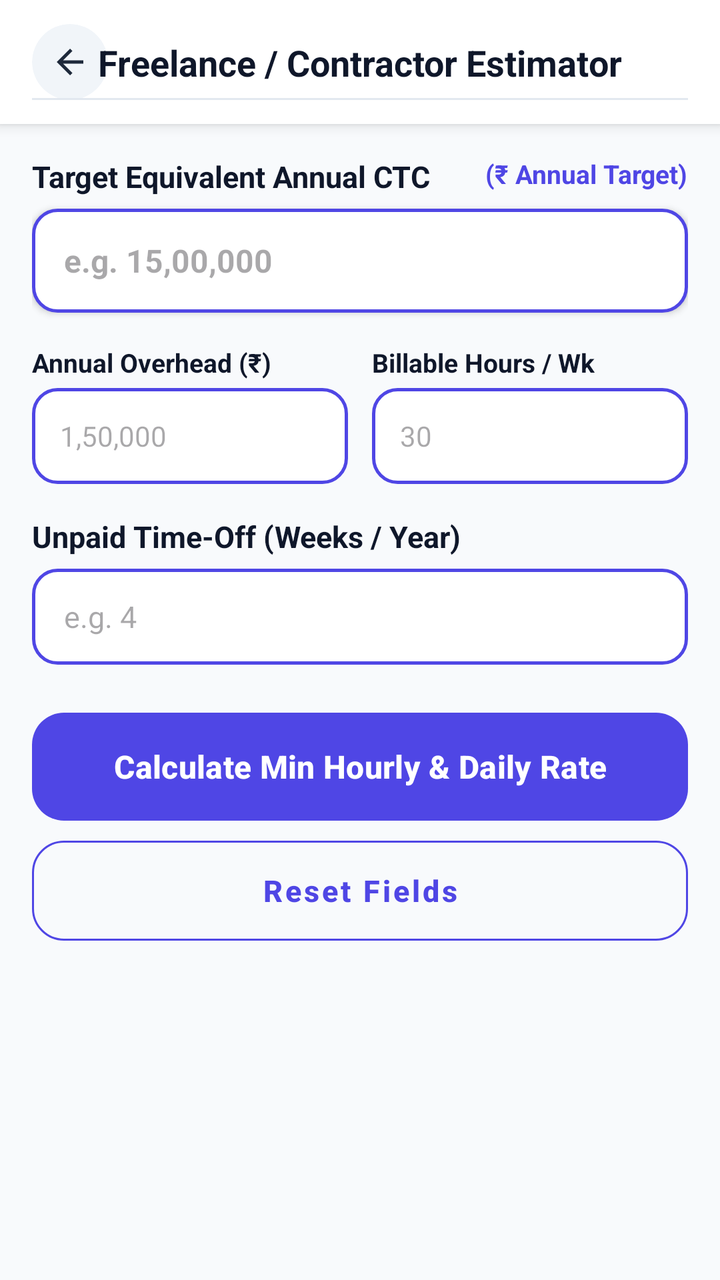
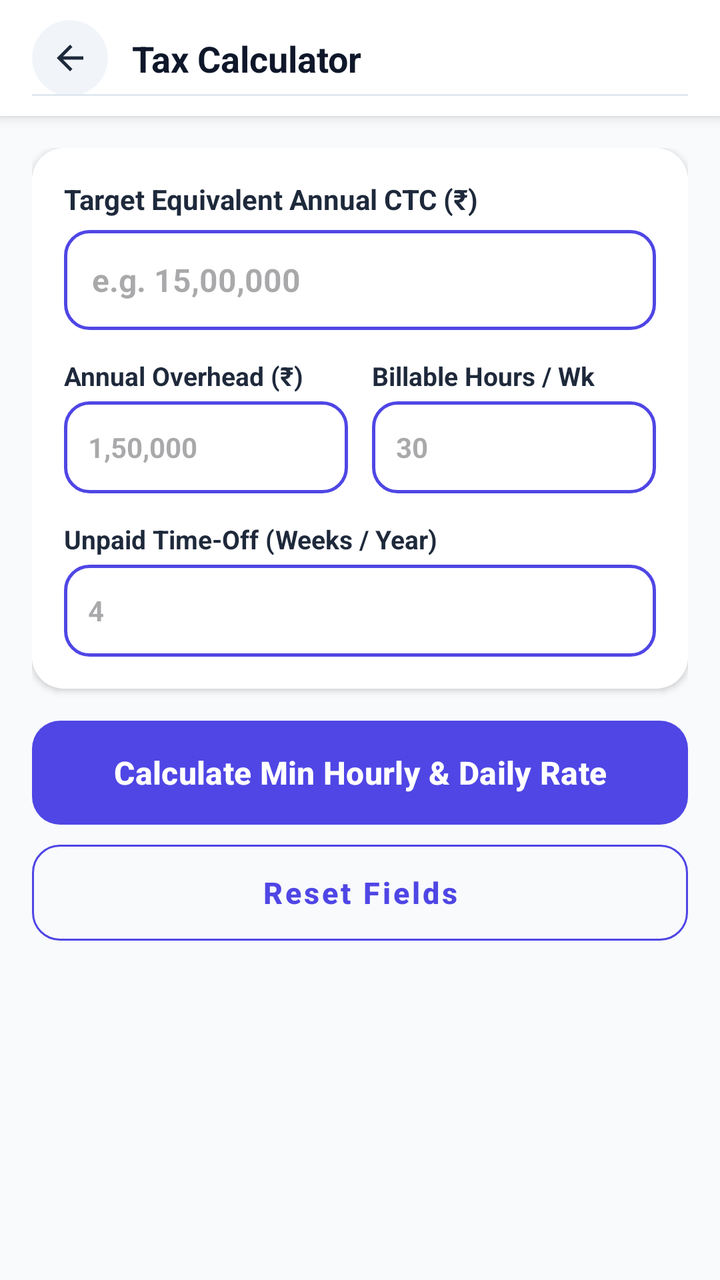

Two renders of the same Android screen: before a commit and after it. Below are the layout's source before the change and the commit's diff.
<!-- AndroidManifest.xml: application theme Theme.Calculatoremi -->
<!-- res/layout/activity_freelance_rate_estimator.xml -->
<?xml version="1.0" encoding="utf-8"?>
<LinearLayout xmlns:android="http://schemas.android.com/apk/res/android"
    xmlns:app="http://schemas.android.com/apk/res-auto"
    android:layout_width="match_parent"
    android:layout_height="match_parent"
    android:background="#F8FAFC"
    android:orientation="vertical">

    
    <androidx.constraintlayout.widget.ConstraintLayout
        android:id="@+id/calculatorHeader"
        android:layout_width="match_parent"
        android:layout_height="wrap_content"
        android:minHeight="55dp"
        android:background="@android:color/white"
        android:elevation="4dp"
        android:paddingStart="16dp"
        android:paddingTop="12dp"
        android:paddingEnd="16dp"
        android:paddingBottom="12dp">

        <com.google.android.material.card.MaterialCardView
            android:id="@+id/btnBackContainer"
            android:layout_width="38dp"
            android:layout_height="38dp"
            app:cardBackgroundColor="#F1F5F9"
            app:cardCornerRadius="19dp"
            app:cardElevation="0dp"
            app:strokeWidth="0dp"
            app:layout_constraintBottom_toBottomOf="parent"
            app:layout_constraintStart_toStartOf="parent"
            app:layout_constraintTop_toTopOf="parent">

            <ImageView
                android:id="@+id/btnBack"
                android:layout_width="20dp"
                android:layout_height="20dp"
                android:layout_gravity="center"
                android:src="@drawable/ic_arrow_back"
                app:tint="#1E293B" />
        </com.google.android.material.card.MaterialCardView>

        <TextView
            android:id="@+id/txtTitle"
            android:layout_width="wrap_content"
            android:layout_height="wrap_content"
            android:text="Freelance / Contractor Estimator"
            android:textColor="#0F172A"
            android:textSize="18sp"
            android:textStyle="bold"
            app:layout_constraintBottom_toBottomOf="parent"
            app:layout_constraintEnd_toEndOf="parent"
            app:layout_constraintStart_toStartOf="parent"
            app:layout_constraintTop_toTopOf="parent" />

        <View
            android:layout_width="match_parent"
            android:layout_height="1dp"
            android:background="#E2E8F0"
            app:layout_constraintBottom_toBottomOf="parent" />

    </androidx.constraintlayout.widget.ConstraintLayout>

    
    <androidx.core.widget.NestedScrollView
        android:layout_width="match_parent"
        android:layout_height="match_parent"
        android:clipToPadding="false"
        android:paddingBottom="40dp"
        android:fillViewport="true">

        <LinearLayout
            android:layout_width="match_parent"
            android:layout_height="wrap_content"
            android:orientation="vertical"
            android:padding="16dp">

            
            <RelativeLayout
                android:layout_width="match_parent"
                android:layout_height="wrap_content"
                android:layout_marginBottom="6dp">

                <TextView
                    android:layout_width="wrap_content"
                    android:layout_height="wrap_content"
                    android:layout_alignParentStart="true"
                    android:text="Target Equivalent Annual CTC"
                    android:textColor="#0F172A"
                    android:textSize="15sp"
                    android:textStyle="bold" />

                <TextView
                    android:layout_width="wrap_content"
                    android:layout_height="wrap_content"
                    android:layout_alignParentEnd="true"
                    android:text="(₹ Annual Target)"
                    android:textColor="@color/primary"
                    android:textSize="13sp"
                    android:textStyle="bold" />
            </RelativeLayout>

            <EditText
                android:id="@+id/etTargetAnnualCtc"
                android:layout_width="match_parent"
                android:layout_height="52dp"
                android:background="@drawable/numeric_input_border"
                android:elevation="2dp"
                android:hint="e.g. 15,00,000"
                android:inputType="numberDecimal"
                android:paddingHorizontal="16dp"
                android:textColor="#0F172A"
                android:textSize="16sp"
                android:textStyle="bold" />

            
            <LinearLayout
                android:layout_width="match_parent"
                android:layout_height="wrap_content"
                android:layout_marginTop="16dp"
                android:orientation="horizontal">

                <LinearLayout
                    android:layout_width="0dp"
                    android:layout_height="wrap_content"
                    android:layout_weight="1"
                    android:layout_marginEnd="6dp"
                    android:orientation="vertical">

                    <TextView
                        android:layout_width="wrap_content"
                        android:layout_height="wrap_content"
                        android:layout_marginBottom="4dp"
                        android:text="Annual Overhead (₹)"
                        android:textColor="#0F172A"
                        android:textSize="13sp"
                        android:textStyle="bold" />

                    <EditText
                        android:id="@+id/etAnnualOverhead"
                        android:layout_width="match_parent"
                        android:layout_height="48dp"
                        android:background="@drawable/numeric_input_border"
                        android:hint="1,50,000"
                        android:inputType="numberDecimal"
                        android:paddingHorizontal="14dp"
                        android:textColor="#0F172A"
                        android:textSize="14sp" />
                </LinearLayout>

                <LinearLayout
                    android:layout_width="0dp"
                    android:layout_height="wrap_content"
                    android:layout_weight="1"
                    android:layout_marginStart="6dp"
                    android:orientation="vertical">

                    <TextView
                        android:layout_width="wrap_content"
                        android:layout_height="wrap_content"
                        android:layout_marginBottom="4dp"
                        android:text="Billable Hours / Wk"
                        android:textColor="#0F172A"
                        android:textSize="13sp"
                        android:textStyle="bold" />

                    <EditText
                        android:id="@+id/etBillableHoursPerWeek"
                        android:layout_width="match_parent"
                        android:layout_height="48dp"
                        android:background="@drawable/numeric_input_border"
                        android:hint="30"
                        android:inputType="number"
                        android:paddingHorizontal="14dp"
                        android:textColor="#0F172A"
                        android:textSize="14sp" />
                </LinearLayout>
            </LinearLayout>

            
            <TextView
                android:layout_width="wrap_content"
                android:layout_height="wrap_content"
                android:layout_marginTop="16dp"
                android:layout_marginBottom="6dp"
                android:text="Unpaid Time-Off (Weeks / Year)"
                android:textColor="#0F172A"
                android:textSize="15sp"
                android:textStyle="bold" />

            <EditText
                android:id="@+id/etUnpaidVacationWeeks"
                android:layout_width="match_parent"
                android:layout_height="48dp"
                android:layout_marginBottom="24dp"
                android:background="@drawable/numeric_input_border"
                android:hint="e.g. 4"
                android:inputType="number"
                android:paddingHorizontal="16dp"
                android:textColor="#0F172A"
                android:textSize="15sp" />

            
            <com.google.android.material.button.MaterialButton
                android:id="@+id/btnCalculate"
                android:layout_width="match_parent"
                android:layout_height="54dp"
                android:text="Calculate Min Hourly &amp; Daily Rate"
                android:textAllCaps="false"
                android:textColor="#FFFFFF"
                android:textSize="16sp"
                android:textStyle="bold"
                android:insetTop="0dp"
                android:insetBottom="0dp"
                app:backgroundTint="@color/primary"
                app:cornerRadius="16dp" />

            <com.google.android.material.button.MaterialButton
                android:id="@+id/btnReset"
                style="@style/Widget.MaterialComponents.Button.OutlinedButton"
                android:layout_width="match_parent"
                android:layout_height="50dp"
                android:layout_marginTop="10dp"
                android:text="Reset Fields"
                android:textAllCaps="false"
                android:textColor="@color/primary"
                android:textSize="15sp"
                android:textStyle="bold"
                android:insetTop="0dp"
                android:insetBottom="0dp"
                app:cornerRadius="16dp"
                app:strokeColor="@color/primary" />

        </LinearLayout>
    </androidx.core.widget.NestedScrollView>

</LinearLayout>
<!-- resources referenced by this layout -->
<resources>
  <color name="primary">#4F46E5</color>
  <!-- drawable ic_arrow_back (drawable) -->
  <vector xmlns:android="http://schemas.android.com/apk/res/android"
      android:width="24dp"
      android:height="24dp"
      android:viewportWidth="960"
      android:viewportHeight="960">
    <path
        android:pathData="m313,520 l224,224 -57,56 -320,-320 320,-320 57,56 -224,224h487v80L313,520Z"
        android:fillColor="#e3e3e3"/>
  </vector>
  <!-- drawable numeric_input_border (drawable) -->
  <?xml version="1.0" encoding="utf-8"?>
  <shape xmlns:android="http://schemas.android.com/apk/res/android"
      android:shape="rectangle">
  
      <solid android:color="@color/white"/>
  
      <stroke
          android:width="1.5dp"
          android:color="#4F46E5"/>
  
      <corners android:radius="12dp"/>
  </shape>
  <style name="Theme.Calculatoremi" parent="Base.Theme.Calculatoremi" />
  <color name="white">#FFFFFFFF</color>
  <style name="Base.Theme.Calculatoremi" parent="Theme.Material3.DayNight.NoActionBar">
          <item name="android:statusBarColor">@android:color/transparent</item>
          <item name="android:navigationBarColor">@android:color/transparent</item>
          <item name="android:windowLightStatusBar">false</item>
          <item name="android:windowLightNavigationBar">true</item>
          <item name="colorPrimary">@color/primary</item>
          <item name="colorOnPrimary">#FFFFFF</item>
          <item name="colorSecondary">@color/gradient_accent</item>
          <item name="colorOnSecondary">#FFFFFF</item>
      </style>
  <color name="gradient_accent">#818CF8</color>
</resources>

<!-- the commit's change to res/layout/activity_freelance_rate_estimator.xml (unified diff, before → after) -->
@@ -7,62 +7,11 @@
     android:orientation="vertical">
 
     
-    <androidx.constraintlayout.widget.ConstraintLayout
-        android:id="@+id/calculatorHeader"
-        android:layout_width="match_parent"
-        android:layout_height="wrap_content"
-        android:minHeight="55dp"
-        android:background="@android:color/white"
-        android:elevation="4dp"
-        android:paddingStart="16dp"
-        android:paddingTop="12dp"
-        android:paddingEnd="16dp"
-        android:paddingBottom="12dp">
-
-        <com.google.android.material.card.MaterialCardView
-            android:id="@+id/btnBackContainer"
-            android:layout_width="38dp"
-            android:layout_height="38dp"
-            app:cardBackgroundColor="#F1F5F9"
-            app:cardCornerRadius="19dp"
-            app:cardElevation="0dp"
-            app:strokeWidth="0dp"
-            app:layout_constraintBottom_toBottomOf="parent"
-            app:layout_constraintStart_toStartOf="parent"
-            app:layout_constraintTop_toTopOf="parent">
-
-            <ImageView
-                android:id="@+id/btnBack"
-                android:layout_width="20dp"
-                android:layout_height="20dp"
-                android:layout_gravity="center"
-                android:src="@drawable/ic_arrow_back"
-                app:tint="#1E293B" />
-        </com.google.android.material.card.MaterialCardView>
-
-        <TextView
-            android:id="@+id/txtTitle"
-            android:layout_width="wrap_content"
-            android:layout_height="wrap_content"
-            android:text="Freelance / Contractor Estimator"
-            android:textColor="#0F172A"
-            android:textSize="18sp"
-            android:textStyle="bold"
-            app:layout_constraintBottom_toBottomOf="parent"
-            app:layout_constraintEnd_toEndOf="parent"
-            app:layout_constraintStart_toStartOf="parent"
-            app:layout_constraintTop_toTopOf="parent" />
-
-        <View
-            android:layout_width="match_parent"
-            android:layout_height="1dp"
-            android:background="#E2E8F0"
-            app:layout_constraintBottom_toBottomOf="parent" />
-
-    </androidx.constraintlayout.widget.ConstraintLayout>
+    <include layout="@layout/layout_calculator_header" />
 
     
     <androidx.core.widget.NestedScrollView
+        android:id="@+id/centerBodyLayout"
         android:layout_width="match_parent"
         android:layout_height="match_parent"
         android:clipToPadding="false"
@@ -76,135 +25,139 @@
             android:padding="16dp">
 
             
-            <RelativeLayout
+            <com.google.android.material.card.MaterialCardView
                 android:layout_width="match_parent"
                 android:layout_height="wrap_content"
-                android:layout_marginBottom="6dp">
-
-                <TextView
-                    android:layout_width="wrap_content"
+                app:cardCornerRadius="16dp"
+                app:cardElevation="2dp"
+                app:strokeWidth="0dp"
+                android:layout_marginBottom="16dp">
+
+                <LinearLayout
+                    android:layout_width="match_parent"
                     android:layout_height="wrap_content"
-                    android:layout_alignParentStart="true"
-                    android:text="Target Equivalent Annual CTC"
-                    android:textColor="#0F172A"
-                    android:textSize="15sp"
-                    android:textStyle="bold" />
-
-                <TextView
-                    android:layout_width="wrap_content"
-                    android:layout_height="wrap_content"
-                    android:layout_alignParentEnd="true"
-                    android:text="(₹ Annual Target)"
-                    android:textColor="@color/primary"
-                    android:textSize="13sp"
-                    android:textStyle="bold" />
-            </RelativeLayout>
-
-            <EditText
-                android:id="@+id/etTargetAnnualCtc"
-                android:layout_width="match_parent"
-                android:layout_height="52dp"
-                android:background="@drawable/numeric_input_border"
-                android:elevation="2dp"
-                android:hint="e.g. 15,00,000"
-                android:inputType="numberDecimal"
-                android:paddingHorizontal="16dp"
-                android:textColor="#0F172A"
-                android:textSize="16sp"
-                android:textStyle="bold" />
-
-            
-            <LinearLayout
-                android:layout_width="match_parent"
-                android:layout_height="wrap_content"
-                android:layout_marginTop="16dp"
-                android:orientation="horizontal">
-
-                <LinearLayout
-                    android:layout_width="0dp"
-                    android:layout_height="wrap_content"
-                    android:layout_weight="1"
-                    android:layout_marginEnd="6dp"
-                    android:orientation="vertical">
+                    android:orientation="vertical"
+                    android:background="@android:color/white"
+                    android:padding="16dp">
 
                     <TextView
                         android:layout_width="wrap_content"
                         android:layout_height="wrap_content"
-                        android:layout_marginBottom="4dp"
-                        android:text="Annual Overhead (₹)"
-                        android:textColor="#0F172A"
-                        android:textSize="13sp"
+                        android:text="Target Equivalent Annual CTC (₹)"
+                        android:textColor="#1E293B"
+                        android:textSize="14sp"
                         android:textStyle="bold" />
 
                     <EditText
-                        android:id="@+id/etAnnualOverhead"
+                        android:id="@+id/etTargetAnnualCtc"
                         android:layout_width="match_parent"
-                        android:layout_height="48dp"
+                        android:layout_height="50dp"
+                        android:layout_marginTop="6dp"
                         android:background="@drawable/numeric_input_border"
-                        android:hint="1,50,000"
+                        android:hint="e.g. 15,00,000"
                         android:inputType="numberDecimal"
                         android:paddingHorizontal="14dp"
                         android:textColor="#0F172A"
-                        android:textSize="14sp" />
-                </LinearLayout>
-
-                <LinearLayout
-                    android:layout_width="0dp"
-                    android:layout_height="wrap_content"
-                    android:layout_weight="1"
-                    android:layout_marginStart="6dp"
-                    android:orientation="vertical">
+                        android:textSize="16sp"
+                        android:textStyle="bold" />
+
+                    <LinearLayout
+                        android:layout_width="match_parent"
+                        android:layout_height="wrap_content"
+                        android:layout_marginTop="14dp"
+                        android:orientation="horizontal">
+
+                        <LinearLayout
+                            android:layout_width="0dp"
+                            android:layout_height="wrap_content"
+                            android:layout_weight="1"
+                            android:layout_marginEnd="6dp"
+                            android:orientation="vertical">
+
+                            <TextView
+                                android:layout_width="wrap_content"
+                                android:layout_height="wrap_content"
+                                android:text="Annual Overhead (₹)"
+                                android:textColor="#1E293B"
+                                android:textSize="13sp"
+                                android:textStyle="bold" />
+
+                            <EditText
+                                android:id="@+id/etAnnualOverhead"
+                                android:layout_width="match_parent"
+                                android:layout_height="46dp"
+                                android:layout_marginTop="4dp"
+                                android:background="@drawable/numeric_input_border"
+                                android:hint="1,50,000"
+                                android:inputType="numberDecimal"
+                                android:paddingHorizontal="12dp"
+                                android:textColor="#0F172A"
+                                android:textSize="14sp"
+                                android:textStyle="bold" />
+                        </LinearLayout>
+
+                        <LinearLayout
+                            android:layout_width="0dp"
+                            android:layout_height="wrap_content"
+                            android:layout_weight="1"
+                            android:layout_marginStart="6dp"
+                            android:orientation="vertical">
+
+                            <TextView
+                                android:layout_width="wrap_content"
+                                android:layout_height="wrap_content"
+                                android:text="Billable Hours / Wk"
+                                android:textColor="#1E293B"
+                                android:textSize="13sp"
+                                android:textStyle="bold" />
+
+                            <EditText
+                                android:id="@+id/etBillableHoursPerWeek"
+                                android:layout_width="match_parent"
+                                android:layout_height="46dp"
+                                android:layout_marginTop="4dp"
+                                android:background="@drawable/numeric_input_border"
+                                android:hint="30"
+                                android:inputType="number"
+                                android:paddingHorizontal="12dp"
+                                android:textColor="#0F172A"
+                                android:textSize="14sp"
+                                android:textStyle="bold" />
+                        </LinearLayout>
+                    </LinearLayout>
 
                     <TextView
                         android:layout_width="wrap_content"
                         android:layout_height="wrap_content"
-                        android:layout_marginBottom="4dp"
-                        android:text="Billable Hours / Wk"
+                        android:layout_marginTop="14dp"
+                        android:text="Unpaid Time-Off (Weeks / Year)"
+                        android:textColor="#1E293B"
+                        android:textSize="13sp"
+                        android:textStyle="bold" />
+
+                    <EditText
+                        android:id="@+id/etUnpaidVacationWeeks"
+                        android:layout_width="match_parent"
+                        android:layout_height="46dp"
+                        android:layout_marginTop="4dp"
+                        android:background="@drawable/numeric_input_border"
+                        android:hint="4"
+                        android:inputType="number"
+                        android:paddingHorizontal="12dp"
                         android:textColor="#0F172A"
-                        android:textSize="13sp"
-                        android:textStyle="bold" />
-
-                    <EditText
-                        android:id="@+id/etBillableHoursPerWeek"
-                        android:layout_width="match_parent"
-                        android:layout_height="48dp"
-                        android:background="@drawable/numeric_input_border"
-                        android:hint="30"
-                        android:inputType="number"
-                        android:paddingHorizontal="14dp"
-                        android:textColor="#0F172A"
-                        android:textSize="14sp" />
+                        android:textSize="14sp"
+                        android:textStyle="bold" />
+
                 </LinearLayout>
-            </LinearLayout>
-
-            
-            <TextView
-                android:layout_width="wrap_content"
-                android:layout_height="wrap_content"
-                android:layout_marginTop="16dp"
-                android:layout_marginBottom="6dp"
-                android:text="Unpaid Time-Off (Weeks / Year)"
-                android:textColor="#0F172A"
-                android:textSize="15sp"
-                android:textStyle="bold" />
-
-            <EditText
-                android:id="@+id/etUnpaidVacationWeeks"
-                android:layout_width="match_parent"
-                android:layout_height="48dp"
-                android:layout_marginBottom="24dp"
-                android:background="@drawable/numeric_input_border"
-                android:hint="e.g. 4"
-                android:inputType="number"
-                android:paddingHorizontal="16dp"
-                android:textColor="#0F172A"
-                android:textSize="15sp" />
+            </com.google.android.material.card.MaterialCardView>
+
+
 
             
             <com.google.android.material.button.MaterialButton
                 android:id="@+id/btnCalculate"
                 android:layout_width="match_parent"
-                android:layout_height="54dp"
+                android:layout_height="52dp"
                 android:text="Calculate Min Hourly &amp; Daily Rate"
                 android:textAllCaps="false"
                 android:textColor="#FFFFFF"
@@ -213,13 +166,13 @@
                 android:insetTop="0dp"
                 android:insetBottom="0dp"
                 app:backgroundTint="@color/primary"
-                app:cornerRadius="16dp" />
+                app:cornerRadius="14dp" />
 
             <com.google.android.material.button.MaterialButton
                 android:id="@+id/btnReset"
                 style="@style/Widget.MaterialComponents.Button.OutlinedButton"
                 android:layout_width="match_parent"
-                android:layout_height="50dp"
+                android:layout_height="48dp"
                 android:layout_marginTop="10dp"
                 android:text="Reset Fields"
                 android:textAllCaps="false"
@@ -228,10 +181,70 @@
                 android:textStyle="bold"
                 android:insetTop="0dp"
                 android:insetBottom="0dp"
-                app:cornerRadius="16dp"
+                app:cornerRadius="14dp"
                 app:strokeColor="@color/primary" />
 
         </LinearLayout>
     </androidx.core.widget.NestedScrollView>
 
 </LinearLayout>
+<!-- res/layout/layout_calculator_header.xml (included above) -->
+<?xml version="1.0" encoding="utf-8"?>
+<androidx.constraintlayout.widget.ConstraintLayout xmlns:android="http://schemas.android.com/apk/res/android"
+    xmlns:app="http://schemas.android.com/apk/res-auto"
+    android:id="@+id/calculatorHeader"
+    android:layout_width="match_parent"
+    android:layout_height="wrap_content"
+    android:minHeight="56dp"
+    android:background="@android:color/white"
+    android:elevation="4dp"
+    android:paddingStart="16dp"
+    android:paddingEnd="16dp"
+    android:paddingTop="10dp"
+    android:paddingBottom="10dp">
+
+    <com.google.android.material.card.MaterialCardView
+        android:id="@+id/btnBackContainer"
+        android:layout_width="38dp"
+        android:layout_height="38dp"
+        app:cardBackgroundColor="#F1F5F9"
+        app:cardCornerRadius="19dp"
+        app:cardElevation="0dp"
+        app:strokeWidth="0dp"
+        app:layout_constraintBottom_toBottomOf="parent"
+        app:layout_constraintStart_toStartOf="parent"
+        app:layout_constraintTop_toTopOf="parent">
+
+        <ImageView
+            android:id="@+id/btnBack"
+            android:layout_width="20dp"
+            android:layout_height="20dp"
+            android:layout_gravity="center"
+            android:src="@drawable/ic_arrow_back"
+            app:tint="#1E293B" />
+    </com.google.android.material.card.MaterialCardView>
+
+    <TextView
+        android:id="@+id/txtTitle"
+        android:layout_width="0dp"
+        android:layout_height="wrap_content"
+        android:layout_marginStart="12dp"
+        android:layout_marginEnd="12dp"
+        android:text="Tax Calculator"
+        android:textColor="#0F172A"
+        android:textSize="18sp"
+        android:textStyle="bold"
+        android:maxLines="1"
+        android:ellipsize="end"
+        app:layout_constraintBottom_toBottomOf="parent"
+        app:layout_constraintEnd_toEndOf="parent"
+        app:layout_constraintStart_toEndOf="@id/btnBackContainer"
+        app:layout_constraintTop_toTopOf="parent" />
+
+    <View
+        android:layout_width="match_parent"
+        android:layout_height="1dp"
+        android:background="#E2E8F0"
+        app:layout_constraintBottom_toBottomOf="parent" />
+
+</androidx.constraintlayout.widget.ConstraintLayout>
<!-- resource entries referenced after the edit -->
@@ -29,7 +29,7 @@
   <style name="Base.Theme.Calculatoremi" parent="Theme.Material3.DayNight.NoActionBar">
           <item name="android:statusBarColor">@android:color/transparent</item>
           <item name="android:navigationBarColor">@android:color/transparent</item>
-          <item name="android:windowLightStatusBar">false</item>
+          <item name="android:windowLightStatusBar">true</item>
           <item name="android:windowLightNavigationBar">true</item>
           <item name="colorPrimary">@color/primary</item>
           <item name="colorOnPrimary">#FFFFFF</item>
